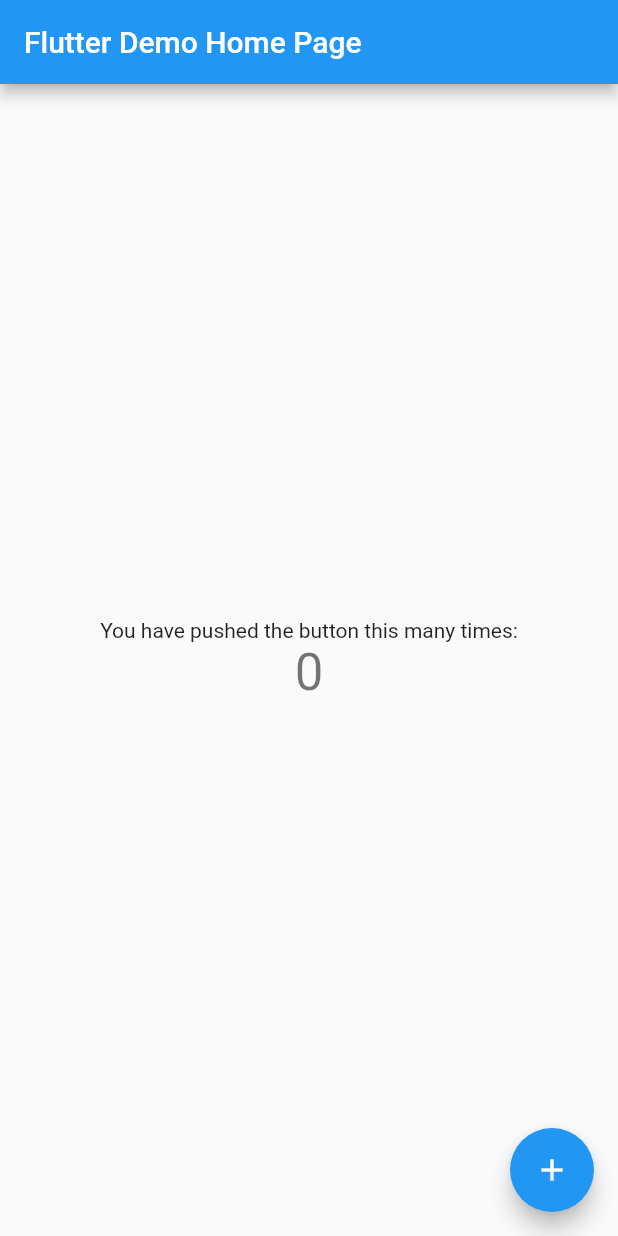
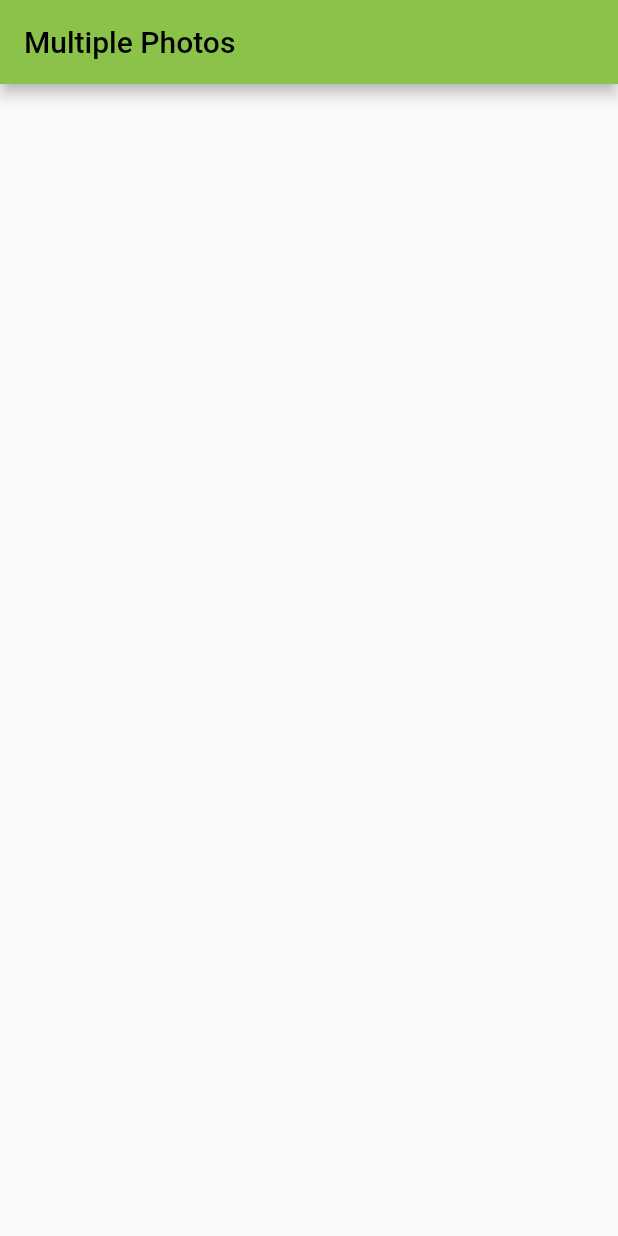
Before and after one commit to yabamiyaba/flutter_multi_photo, a Flutter app: the screen it shows after launch, on a phone screen of 412 x 824 dp. Run offline on Flutter 3.47's test engine with Material 2 defaults, Android fonts, the phone set to English and light mode, and no system bars.

Commit message:
second commit

```diff
--- a/lib/main.dart
+++ b/lib/main.dart
@@ -11,36 +11,17 @@ class MyApp extends StatelessWidget {
   @override
   Widget build(BuildContext context) {
     return MaterialApp(
-      title: 'Flutter Demo',
+      title: 'Multiple Photos',
       theme: ThemeData(
-        // This is the theme of your application.
-        //
-        // Try running your application with "flutter run". You'll see the
-        // application has a blue toolbar. Then, without quitting the app, try
-        // changing the primarySwatch below to Colors.green and then invoke
-        // "hot reload" (press "r" in the console where you ran "flutter run",
-        // or simply save your changes to "hot reload" in a Flutter IDE).
-        // Notice that the counter didn't reset back to zero; the application
-        // is not restarted.
-        primarySwatch: Colors.blue,
+        primarySwatch: Colors.lightGreen,
       ),
-      home: const MyHomePage(title: 'Flutter Demo Home Page'),
+      home: const MyHomePage(title: 'Multiple Photos'),
     );
   }
 }
 
 class MyHomePage extends StatefulWidget {
   const MyHomePage({super.key, required this.title});
-
-  // This widget is the home page of your application. It is stateful, meaning
-  // that it has a State object (defined below) that contains fields that affect
-  // how it looks.
-
-  // This class is the configuration for the state. It holds the values (in this
-  // case the title) provided by the parent (in this case the App widget) and
-  // used by the build method of the State. Fields in a Widget subclass are
-  // always marked "final".
-
   final String title;
 
   @override
@@ -48,68 +29,12 @@ class MyHomePage extends StatefulWidget {
 }
 
 class _MyHomePageState extends State<MyHomePage> {
-  int _counter = 0;
-
-  void _incrementCounter() {
-    setState(() {
-      // This call to setState tells the Flutter framework that something has
-      // changed in this State, which causes it to rerun the build method below
-      // so that the display can reflect the updated values. If we changed
-      // _counter without calling setState(), then the build method would not be
-      // called again, and so nothing would appear to happen.
-      _counter++;
-    });
-  }
-
   @override
   Widget build(BuildContext context) {
-    // This method is rerun every time setState is called, for instance as done
-    // by the _incrementCounter method above.
-    //
-    // The Flutter framework has been optimized to make rerunning build methods
-    // fast, so that you can just rebuild anything that needs updating rather
-    // than having to individually change instances of widgets.
     return Scaffold(
-      appBar: AppBar(
-        // Here we take the value from the MyHomePage object that was created by
-        // the App.build method, and use it to set our appbar title.
-        title: Text(widget.title),
-      ),
-      body: Center(
-        // Center is a layout widget. It takes a single child and positions it
-        // in the middle of the parent.
-        child: Column(
-          // Column is also a layout widget. It takes a list of children and
-          // arranges them vertically. By default, it sizes itself to fit its
-          // children horizontally, and tries to be as tall as its parent.
-          //
-          // Invoke "debug painting" (press "p" in the console, choose the
-          // "Toggle Debug Paint" action from the Flutter Inspector in Android
-          // Studio, or the "Toggle Debug Paint" command in Visual Studio Code)
-          // to see the wireframe for each widget.
-          //
-          // Column has various properties to control how it sizes itself and
-          // how it positions its children. Here we use mainAxisAlignment to
-          // center the children vertically; the main axis here is the vertical
-          // axis because Columns are vertical (the cross axis would be
-          // horizontal).
-          mainAxisAlignment: MainAxisAlignment.center,
-          children: <Widget>[
-            const Text(
-              'You have pushed the button this many times:',
-            ),
-            Text(
-              '$_counter',
-              style: Theme.of(context).textTheme.headline4,
-            ),
-          ],
+        appBar: AppBar(
+          title: Text(widget.title),
         ),
-      ),
-      floatingActionButton: FloatingActionButton(
-        onPressed: _incrementCounter,
-        tooltip: 'Increment',
-        child: const Icon(Icons.add),
-      ), // This trailing comma makes auto-formatting nicer for build methods.
-    );
+        body: const Center());
   }
 }
```
